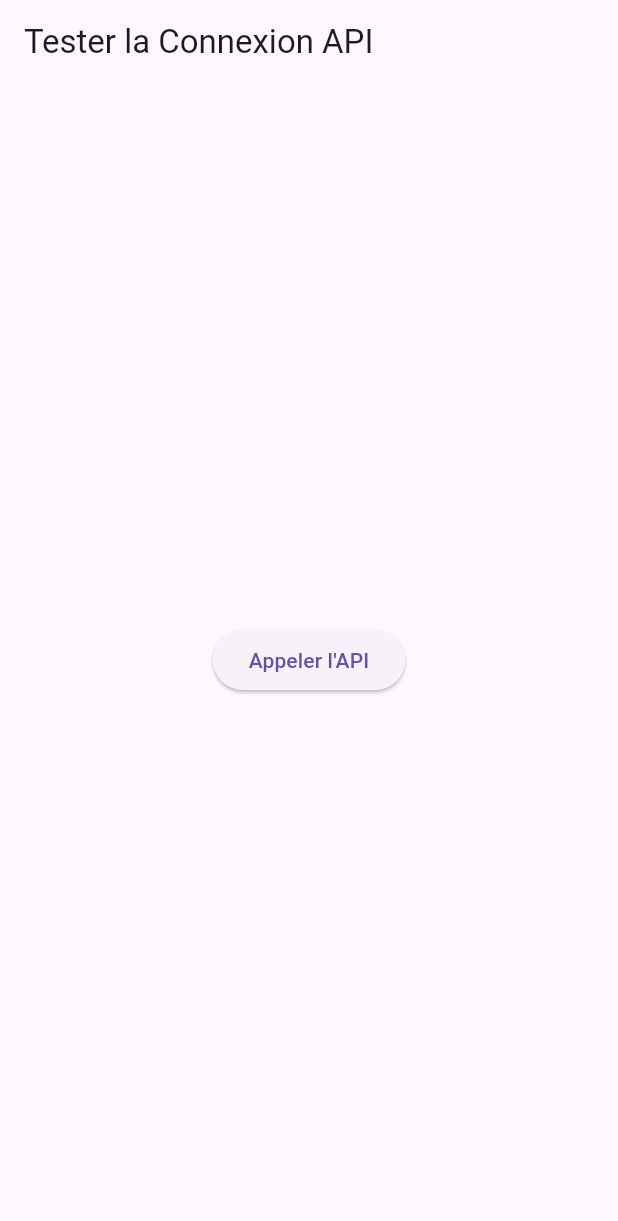
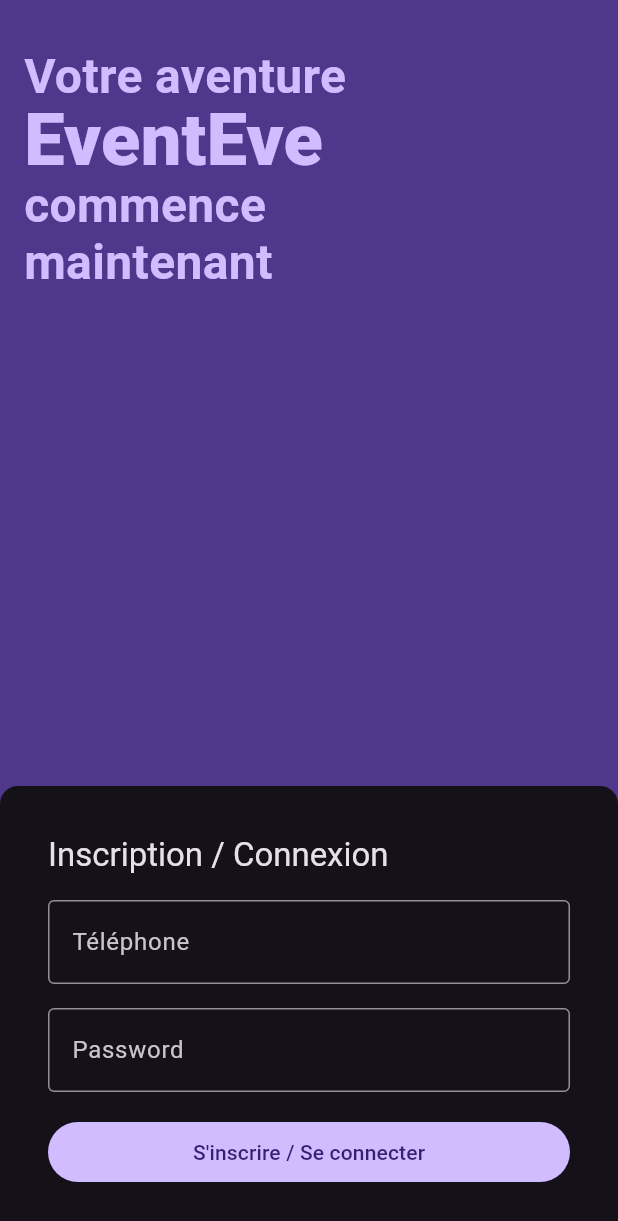
Before and after one commit to waliidhakim/challenge_flutter_go, a Flutter app: the screen it shows after launch, on a phone screen of 412 x 824 dp. Shown: the top 1221 px of the screen. Run offline on Flutter 3.47's test engine with Material 3 defaults, Android fonts, the phone set to English and light mode, and no system bars; our stand-ins replace shared_preferences; missing offline and left inert: dart:html, dart:js.

Commit message:
feat: added LoginScreen + API call to /login

```diff
--- /dev/null
+++ b/flutter_mobile/lib/app.dart
@@ -0,0 +1,22 @@
+import 'package:flutter/material.dart';
+import 'package:flutter_mobile/home/home_screen.dart';
+import 'package:flutter_mobile/login/login_screen.dart';
+
+class App extends StatelessWidget {
+  const App({super.key});
+
+  @override
+  Widget build(BuildContext context) {
+    return MaterialApp(
+      debugShowCheckedModeBanner: false,
+      routes: {
+        '/': (context) => const LoginScreen(),
+        LoginScreen.routeName: (context) => const LoginScreen(),
+        HomeScreen.routeName: (context) => const HomeScreen(),
+      },
+      theme: ThemeData(
+        brightness: Brightness.dark
+      ),
+    );
+  }
+}
--- /dev/null
+++ b/flutter_mobile/lib/login/login_screen.dart
@@ -0,0 +1,149 @@
+import 'dart:convert';
+
+import 'package:flutter/material.dart';
+import 'package:flutter_mobile/home/home_screen.dart';
+import 'package:http/http.dart' as http;
+
+class LoginScreen extends StatefulWidget {
+  const LoginScreen({super.key});
+
+  static String routeName = '/login';
+
+  static Future<void> navigateTo(BuildContext context) {
+    return Navigator.of(context).pushNamed(routeName);
+  }
+
+  @override
+  State<LoginScreen> createState() => _LoginScreenState();
+}
+
+class _LoginScreenState extends State<LoginScreen> {
+  bool isChecked = false;
+  String phone = '';
+  String password = '';
+
+  Future<void> login(BuildContext context) async {
+    debugPrint(phone);
+    debugPrint(password);
+    final response = await http.post(Uri.parse('http://10.0.2.2:4000/user/login'),
+    headers: {
+      'Content-Type': 'application/json; charset=UTF-8'
+    },
+    body: jsonEncode({
+      'phone': phone.toString(),
+      'password': password.toString(),
+    }));
+    showDialog(
+      context: context,
+      builder: (context) => AlertDialog(
+        title: const Text('Account'),
+        content: Text(response.body),
+        actions: [
+          TextButton(
+              onPressed: () => HomeScreen.navigateTo(context),
+              child: const Text("Ok"))
+        ],
+      ),
+    );
+  }
+
+  @override
+  Widget build(BuildContext context) {
+    return Scaffold(
+      backgroundColor: Colors.black12,
+      body: Container(
+        color: Theme.of(context).colorScheme.primaryContainer,
+        constraints: const BoxConstraints.expand(),
+        child: SafeArea(
+          child: Column(
+            crossAxisAlignment: CrossAxisAlignment.start,
+            children: [
+              Expanded(
+                child: Container(
+                    padding: const EdgeInsets.fromLTRB(16, 32, 16, 32),
+                    child: Column(
+                      crossAxisAlignment: CrossAxisAlignment.start,
+                      children: [
+                        Text(
+                          "Votre aventure",
+                          style: TextStyle(
+                              color: Theme.of(context).colorScheme.primary,
+                              fontSize: 32,
+                              fontWeight: FontWeight.w600,
+                              height: 1.2),
+                        ),
+                        Text(
+                          "EventEve",
+                          textAlign: TextAlign.left,
+                          style: TextStyle(
+                              color: Theme.of(context).colorScheme.primary,
+                              fontSize: 48,
+                              fontWeight: FontWeight.w800,
+                              height: 1),
+                        ),
+                        Text(
+                          "commence\nmaintenant",
+                          style: TextStyle(
+                              color: Theme.of(context).colorScheme.primary,
+                              fontSize: 32,
+                              fontWeight: FontWeight.w600,
+                              height: 1.2),
+                        ),
+                      ],
+                    )),
+              ),
+              Container(
+                decoration: BoxDecoration(
+                  color: Theme.of(context).colorScheme.background,
+                  borderRadius: const BorderRadius.vertical(top: Radius.circular(12)),
+                ),
+                child: Padding(
+                  padding: const EdgeInsets.all(32.0),
+                  child: Column(
+                    crossAxisAlignment: CrossAxisAlignment.start,
+                    children: [
+                      Text(
+                        "Inscription / Connexion",
+                        style: Theme.of(context).textTheme.titleLarge,
+                      ),
+                      const SizedBox(height: 16),
+                      TextField(
+                        decoration: const InputDecoration(
+                          labelText: 'Téléphone',
+                          border: OutlineInputBorder(),
+                        ),
+                        keyboardType: TextInputType.phone,
+                        onChanged: (value) {
+                          phone = value;
+                        },
+                      ),
+                      const SizedBox(height: 16),
+                      TextField(
+                        decoration: const InputDecoration(
+                          labelText: 'Password',
+                          border: OutlineInputBorder(),
+                        ),
+                        obscureText: true,
+                        onChanged: (value) {
+                          password = value;
+                        },
+                      ),
+                      const SizedBox(height: 16),
+                      SizedBox(
+                        width: double.infinity,
+                        child: FilledButton(
+                          onPressed: () => login(context),
+                          child: const Text('S\'inscrire / Se connecter'),
+                        ),
+                      ),
+                    ],
+                  ),
+                ),
+              ),
+            ],
+          ),
+        ),
+      ),
+    );
+  }
+}
--- a/flutter_mobile/lib/main.dart
+++ b/flutter_mobile/lib/main.dart
@@ -1,51 +1,6 @@
 import 'package:flutter/material.dart';
-import 'package:http/http.dart' as http;
+import 'package:flutter_mobile/app.dart';
 
 void main() {
-  runApp(const MyApp());
+  runApp(const App());
 }
-
-class MyApp extends StatelessWidget {
-  const MyApp({super.key});
-
-  // Function to perform API call
-  Future<void> callApi() async {
-    try {
-      final response = await http.get(Uri.parse(
-          'http://10.0.2.2:8081/test')); // Use IP for Android Emulator
-      showDialog(
-        context: navigatorKey.currentContext!,
-        builder: (context) => AlertDialog(
-          title: const Text('Réponse de l\'API'),
-          content: Text(response.body),
-        ),
-      );
-    } catch (e) {
-      showDialog(
-        context: navigatorKey.currentContext!,
-        builder: (context) => AlertDialog(
-          title: const Text('Erreur'),
-          content: Text('Erreur lors de la connexion à l\'API: $e'),
-        ),
-      );
-    }
-  }
-
-  @override
-  Widget build(BuildContext context) {
-    return MaterialApp(
-      navigatorKey: navigatorKey,
-      home: Scaffold(
-        appBar: AppBar(title: const Text("Tester la Connexion API")),
-        body: Center(
-          child: ElevatedButton(
-            onPressed: callApi,
-            child: const Text("Appeler l'API"),
-          ),
-        ),
-      ),
-    );
-  }
-}
-
-final GlobalKey<NavigatorState> navigatorKey = GlobalKey<NavigatorState>();
--- a/flutter_mobile/pubspec.yaml
+++ b/flutter_mobile/pubspec.yaml
@@ -60,9 +60,8 @@ flutter:
   uses-material-design: true
 
   # To add assets to your application, add an assets section, like this:
-  # assets:
-  #   - images/a_dot_burr.jpeg
-  #   - images/a_dot_ham.jpeg
+  assets:
+   - assets/images/
 
   # An image asset can refer to one or more resolution-specific "variants", see
   # https://flutter.dev/assets-and-images/#resolution-aware
```
Also changed, not shown: flutter_mobile/lib/home/home_screen.dart (added, +68 -0 lines), flutter_mobile/assets/images/loginbg.png (added), flutter_mobile/pubspec.lock.
